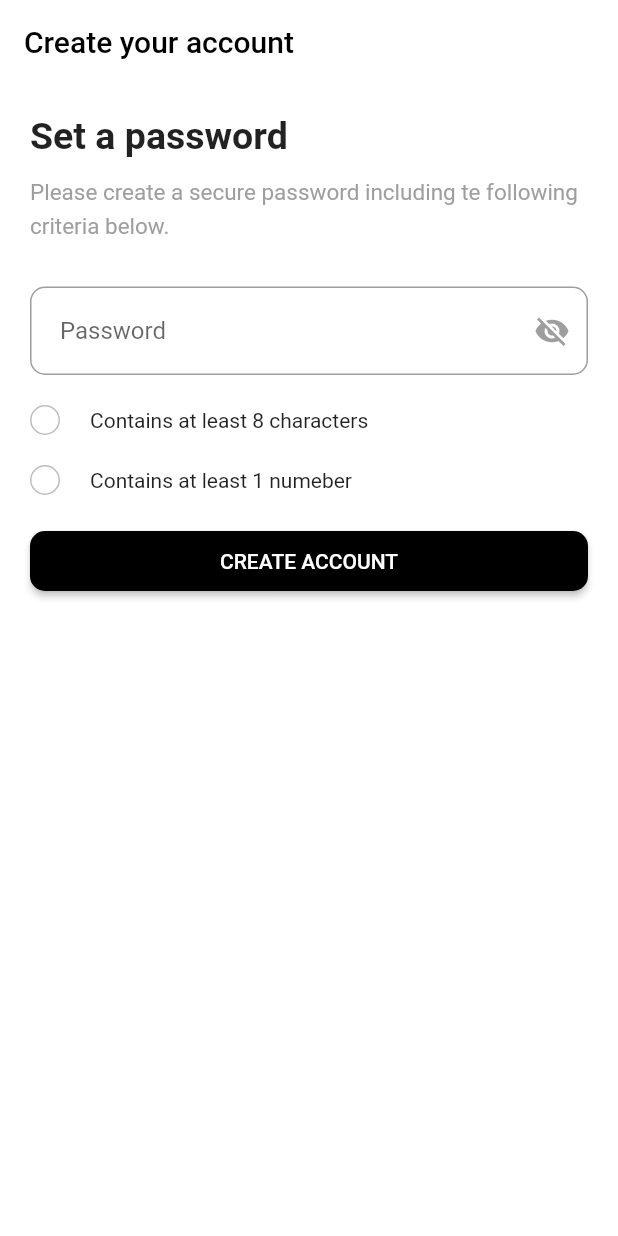
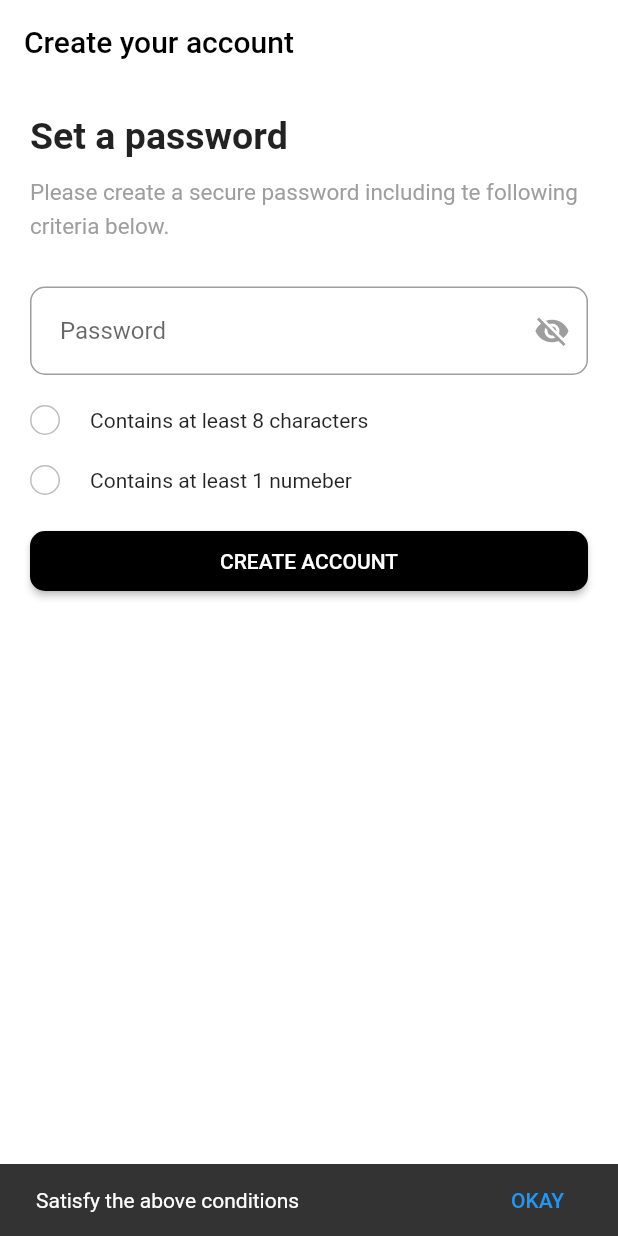
Before and after one commit to Ayomilotunde/Day1_login_page, a Flutter app: the screen it shows after launch, after a tap on "CREATE ACCOUNT", on a phone screen of 412 x 824 dp. Run offline on Flutter 3.47's test engine with Material 2 defaults, Android fonts, the phone set to English and light mode, and no system bars.

Commit message:
Updated password check in Day 2.

```diff
--- a/lib/day2/main.dart
+++ b/lib/day2/main.dart
@@ -16,6 +16,15 @@ class _HomePageState extends State<HomePage> {
   bool isVisible = false;
   bool isEightCharacter = false;
   bool hasOneNumber = false;
+
+  final myController = TextEditingController();
+
+  @override
+  void dispose() {
+    // Clean up the controller when the widget is disposed.
+    myController.dispose();
+    super.dispose();
+  }
 
   onPasswordChanged(String password){
     final numericRegex = RegExp(r'[0-9]');
@@ -67,6 +76,7 @@ class _HomePageState extends State<HomePage> {
               height: 30,
             ),
             TextField(
+              controller: myController,
               onChanged:(password) => onPasswordChanged(password),
               obscureText: !isVisible,
               decoration: InputDecoration(
@@ -143,7 +153,13 @@ class _HomePageState extends State<HomePage> {
             MaterialButton(
               height: 40,
               minWidth: double.infinity,
-              onPressed: () {},
+              onPressed: () {
+                if(isEightCharacter == true && hasOneNumber == true){
+                  _showToast(context, myController.text);
+                } else {
+                  _showToast(context, 'Satisfy the above conditions');
+                }
+              } ,
             color: Colors.black,
               shape: RoundedRectangleBorder(
                 borderRadius: BorderRadius.circular(10)
@@ -155,4 +171,13 @@ class _HomePageState extends State<HomePage> {
       ),
     );
   }
+  void _showToast(BuildContext context, String content) {
+    final scaffold = ScaffoldMessenger.of(context);
+    scaffold.showSnackBar(
+      SnackBar(
+        content: Text(content),
+        action: SnackBarAction(label: 'OKAY', onPressed: scaffold.hideCurrentSnackBar),
+      ),
+    );
+  }
 }
```
